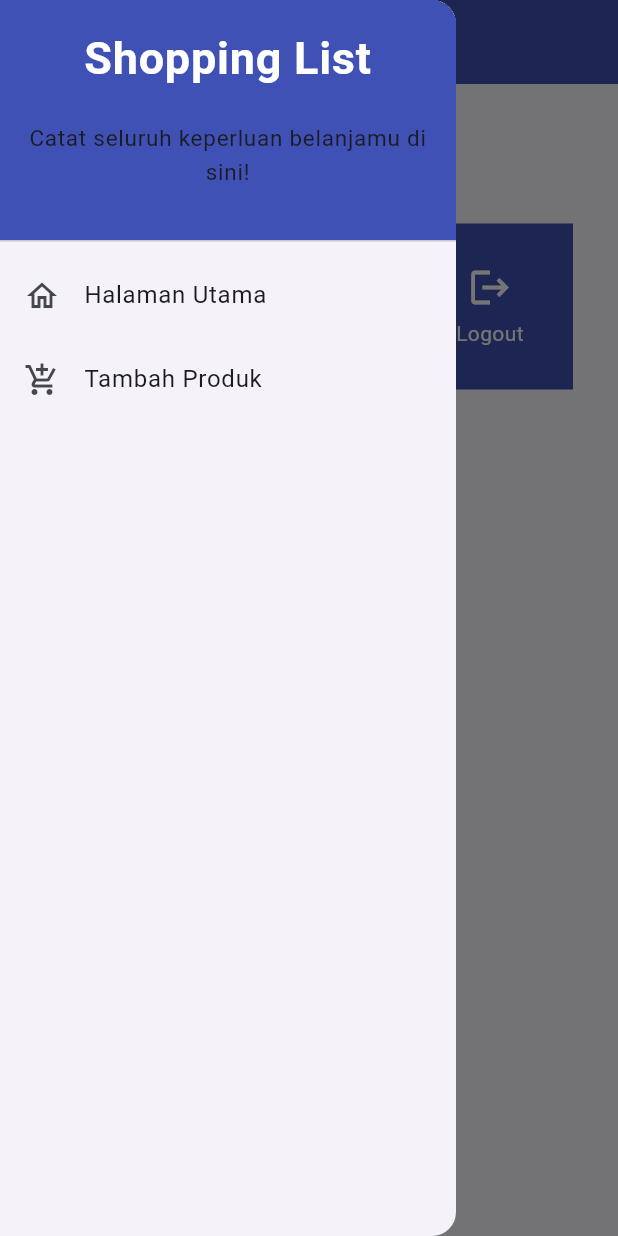
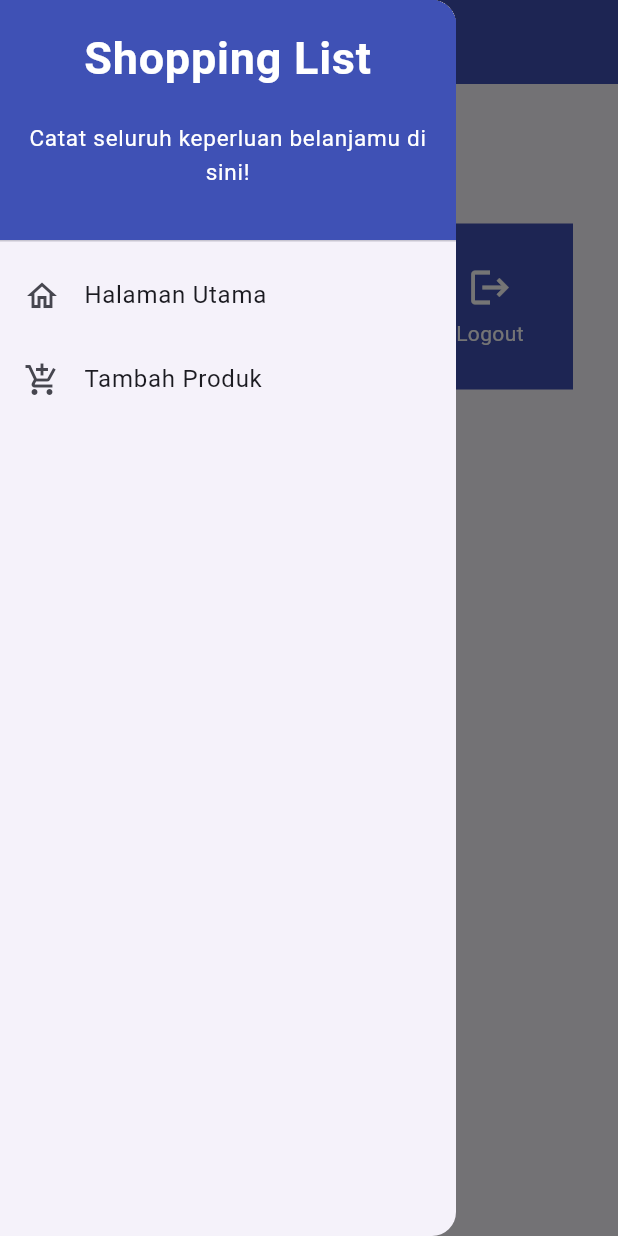
Before and after one commit to murifq/shopping-list-mobile, a Flutter app: the screen it shows after launch, with the side drawer open, on a phone screen of 412 x 824 dp. Run offline on Flutter 3.47's test engine with Material 2 defaults, Android fonts, the phone set to English and light mode, and no system bars.

Commit message:
tutorial 7 selesai

```diff
--- a/lib/widgets/left_drawer.dart
+++ b/lib/widgets/left_drawer.dart
@@ -32,7 +32,7 @@ class LeftDrawer extends StatelessWidget {
                   "Catat seluruh keperluan belanjamu di sini!",
                   // TODO: Tambahkan gaya teks dengan center alignment, font ukuran 15, warna putih, dan weight biasa
                   textAlign: TextAlign.center,
-                  style: TextStyle(fontSize: 15, fontWeight: FontWeight.normal),
+                  style: TextStyle(fontSize: 15, fontWeight: FontWeight.normal, color: Colors.white,),
                 ),
               ],
             ),
```
Also changed, not shown: lib/screens/menu.dart (+0 -7 lines), lib/widgets/shop_card.dart (+7 -1 lines).
